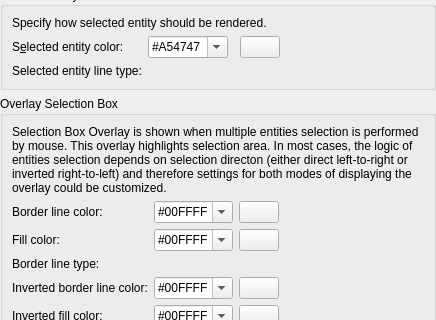
Before: the Qt Designer form librecad/src/ui/dialogs/settings/options_drafting/pages/theme/lc_settings_page_drafting_theme_selection.ui in sand1024/LibreCAD, drawn with Qt 5; both pictures show x 0 to 436 and y 186 to 506 of the 436 by 905 pixel window.
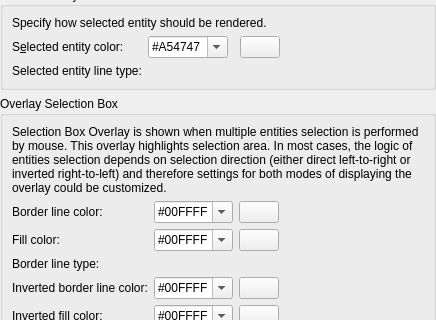
After: the same form once the commit is applied. Custom widgets are drawn as their Qt base class.

The edit to the form file:
```diff
--- a/librecad/src/ui/dialogs/settings/options_drafting/pages/theme/lc_settings_page_drafting_theme_selection.ui
+++ b/librecad/src/ui/dialogs/settings/options_drafting/pages/theme/lc_settings_page_drafting_theme_selection.ui
@@ -561,7 +561,7 @@
       <item row="0" column="0" colspan="4">
        <widget class="QLabel" name="lOverlayDesc">
         <property name="text">
-         <string>Selection Box Overlay is shown when multiple entities selection is performed by mouse. This overlay highlights selection area. In most cases, the logic of entities selection depends on selection directon (either direct left-to-right or inverted right-to-left) and therefore settings for both modes of displaying the overlay could be customized.</string>
+         <string>Selection Box Overlay is shown when multiple entities selection is performed by mouse. This overlay highlights selection area. In most cases, the logic of entities selection depends on selection direction (either direct left-to-right or inverted right-to-left) and therefore settings for both modes of displaying the overlay could be customized.</string>
         </property>
         <property name="wordWrap">
          <bool>true</bool>
```
Left out of the diff: 34 changed lines with no effect on the pictures.
